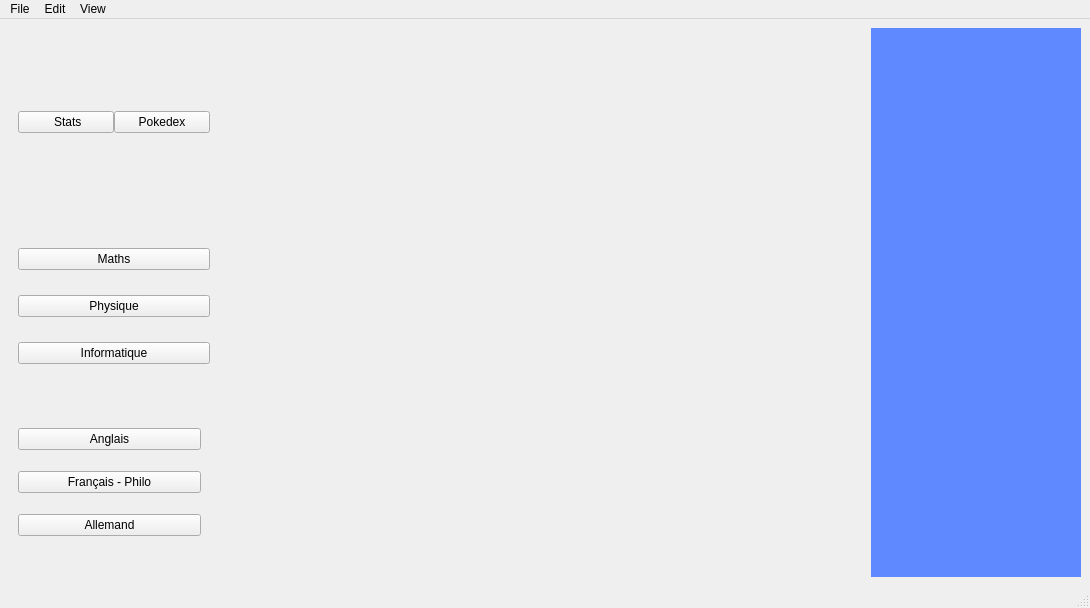
The window that mainwindow.ui (Laytongentleman/Neophyte) describes before a commit, drawn with Qt 5.
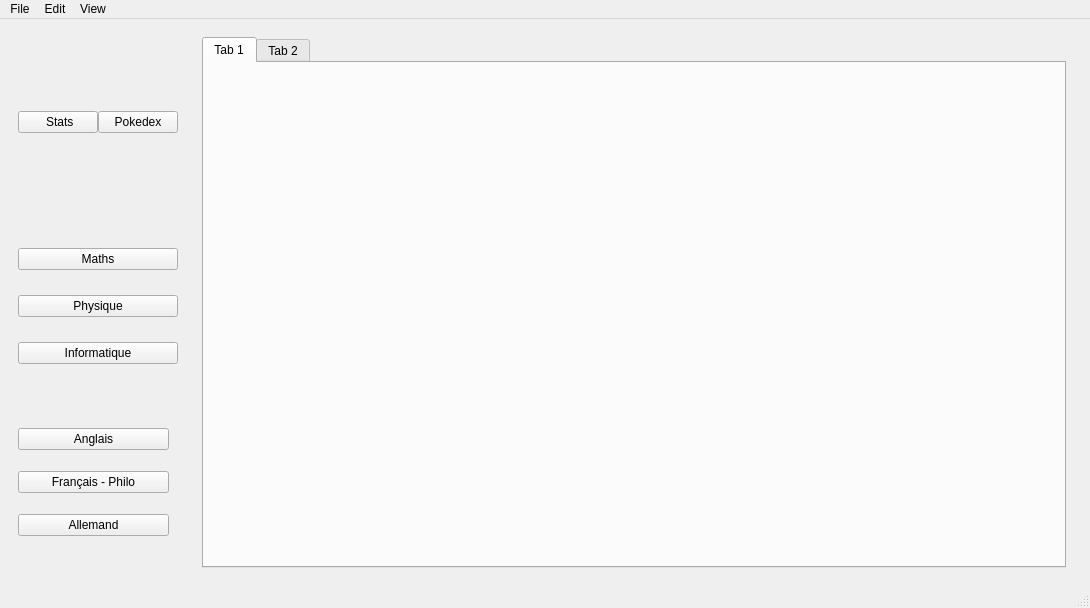
The same window after the commit. Icons and pictures are not drawn.

Patch:
```diff
--- a/mainwindow.ui
+++ b/mainwindow.ui
@@ -349,7 +349,22 @@
         <height>16777215</height>
        </size>
       </property>
-      <layout class="QGridLayout" name="gridLayout"/>
+      <layout class="QGridLayout" name="gridLayout">
+       <item row="0" column="0">
+        <widget class="QTabWidget" name="TabWidget">
+         <widget class="QWidget" name="tab">
+          <attribute name="title">
+           <string>Tab 1</string>
+          </attribute>
+         </widget>
+         <widget class="QWidget" name="tab_2">
+          <attribute name="title">
+           <string>Tab 2</string>
+          </attribute>
+         </widget>
+        </widget>
+       </item>
+      </layout>
      </widget>
     </item>
    </layout>
```
Left out of the diff: 9 changed lines with no effect on the pictures.
